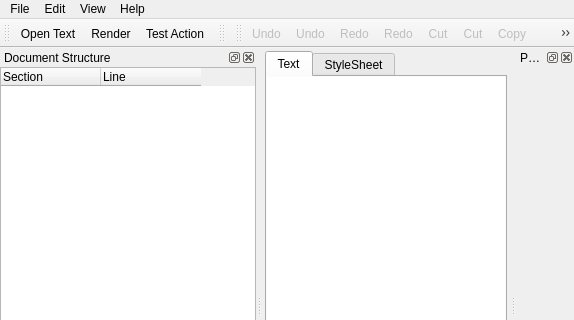
rafaelmartins/rst2pdf, file gui/main.ui: the form before one commit; both pictures show x 0 to 574 and y 0 to 320 of the 574 by 601 pixel window.
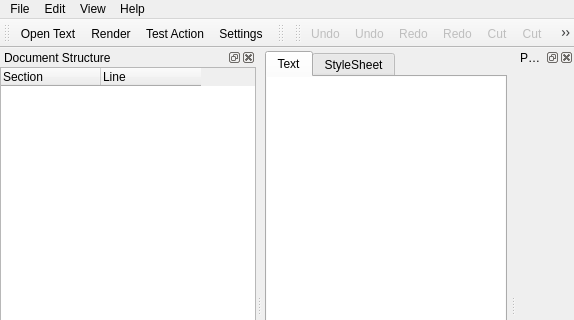
The form after the commit. Icons and pictures are not drawn. Custom widgets are drawn as their Qt base class.

Diff of the .ui file:
```diff
--- a/gui/main.ui
+++ b/gui/main.ui
@@ -158,6 +158,7 @@
    <addaction name="actionLoad_Text"/>
    <addaction name="actionRender"/>
    <addaction name="actionTest_Action"/>
+   <addaction name="actionSettings"/>
   </widget>
   <widget class="QToolBar" name="pdfbar">
    <property name="windowTitle">
@@ -574,6 +575,15 @@
     <string>Test Action</string>
    </property>
   </action>
+  <action name="actionSettings">
+   <property name="icon">
+    <iconset resource="icons.qrc">
+     <normaloff>:/icons/configure.svg</normaloff>:/icons/configure.svg</iconset>
+   </property>
+   <property name="text">
+    <string>Settings</string>
+   </property>
+  </action>
  </widget>
  <customwidgets>
   <customwidget>
```
Left out of the diff: 2 changed lines with no effect on the pictures.
